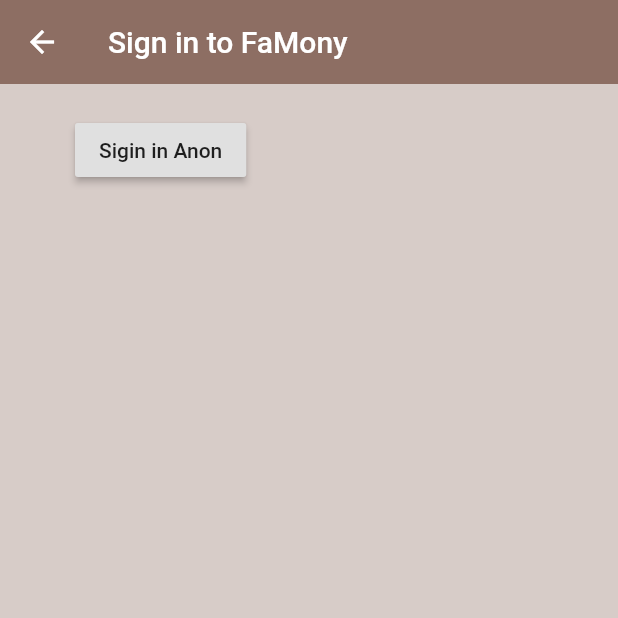
After one commit to upathissa/famoney, a Flutter app: the SignIn screen opened directly, on a phone screen of 412 x 824 dp, the top half of it. The commit adds this screen. Run offline on Flutter 3.47's test engine with Material 2 defaults, Android fonts, the phone set to English and light mode, and no system bars; our stand-ins replace firebase_auth; accounts and stored records are empty.

Commit message:
change auth name

```diff
--- a/lib/screens/auth/auth.dart
+++ b/lib/screens/auth/authenticate.dart
@@ -1,11 +1,11 @@
 import 'package:flutter/material.dart';
 
-class Auth extends StatefulWidget {
+class Authenticate extends StatefulWidget {
   @override
-  _AuthState createState() => _AuthState();
+  _AuthenticateState createState() => _AuthenticateState();
 }
 
-class _AuthState extends State<Auth> {
+class _AuthenticateState extends State<Authenticate> {
   @override
   Widget build(BuildContext context) {
     return Container(
--- /dev/null
+++ b/lib/screens/auth/signin.dart
@@ -0,0 +1,29 @@
+import 'package:flutter/material.dart';
+
+class SignIn extends StatefulWidget {
+  @override
+  _SignInState createState() => _SignInState();
+}
+
+class _SignInState extends State<SignIn> {
+  @override
+  Widget build(BuildContext context) {
+    return Scaffold(
+      backgroundColor: Colors.brown[100],
+      appBar: AppBar(
+        backgroundColor: Colors.brown[400],
+        elevation: 0.0,
+        title: Text('Sign in to FaMony'),
+      ),
+      body: Container(
+        padding: EdgeInsets.symmetric(vertical: 20, horizontal: 50),
+        child: RaisedButton(
+          child: Text('Sigin in Anon'),
+          onPressed: () async {
+
+          },
+        ),
+      ),
+    );
+  }
+}
```
Also changed, not shown: lib/services/auth.dart (added, +20 -0 lines).
